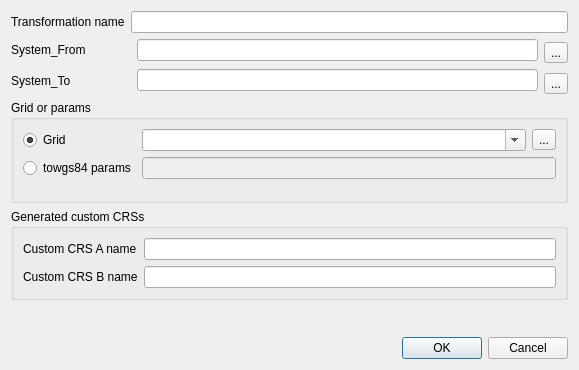
Above: ui/editTransformation.ui from faunalia/transformationtools before the change. Below: the same form after it.
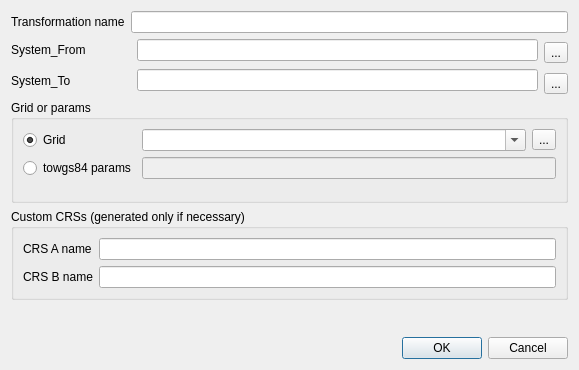
That is the form after the change. Custom widgets are drawn as their Qt base class.

Commit message: drop table if the db structure changed between differnt versions, fix the default custom CRS name used if empty

Patch:
```diff
--- a/ui/editTransformation.ui
+++ b/ui/editTransformation.ui
@@ -160,13 +160,13 @@
    <item row="5" column="0" colspan="6">
     <widget class="QGroupBox" name="groupBox_3">
      <property name="title">
-      <string>Generated custom CRSs</string>
+      <string>Custom CRSs (generated only if necessary)</string>
      </property>
      <layout class="QGridLayout" name="gridLayout">
       <item row="1" column="0">
        <widget class="QLabel" name="label_5">
         <property name="text">
-         <string>Custom CRS B name</string>
+         <string>CRS B name</string>
         </property>
        </widget>
       </item>
@@ -176,7 +176,7 @@
       <item row="0" column="0">
        <widget class="QLabel" name="label_4">
         <property name="text">
-         <string>Custom CRS A name</string>
+         <string>CRS A name</string>
         </property>
        </widget>
       </item>
```
The commit also changes 6 other files.
